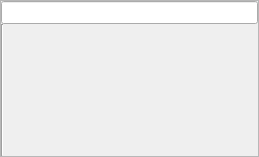
Above: los/widgets/trackheaderbase.ui from falkTX/los before the change. Below: the same form after it.
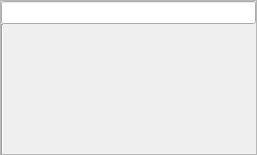
That is the form after the change.

```diff
--- a/los/widgets/trackheaderbase.ui
+++ b/los/widgets/trackheaderbase.ui
@@ -6,8 +6,8 @@
    <rect>
     <x>0</x>
     <y>0</y>
-    <width>259</width>
-    <height>157</height>
+    <width>257</width>
+    <height>155</height>
    </rect>
   </property>
   <property name="sizePolicy">
@@ -138,7 +138,7 @@
             <number>0</number>
            </property>
            <item>
-            <layout class="QHBoxLayout" name="m_buttonHBox" stretch="0,0,0,0,0,0,0,0,0">
+            <layout class="QHBoxLayout" name="m_buttonHBox" stretch="0,0,0,0,0,0,0,0">
              <property name="spacing">
               <number>0</number>
              </property>
```
Left out of the diff: 37 changed lines with no effect on the pictures.
